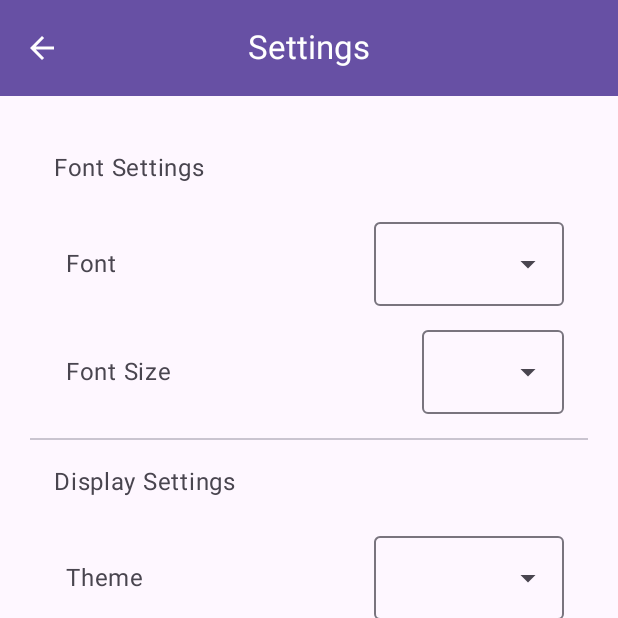
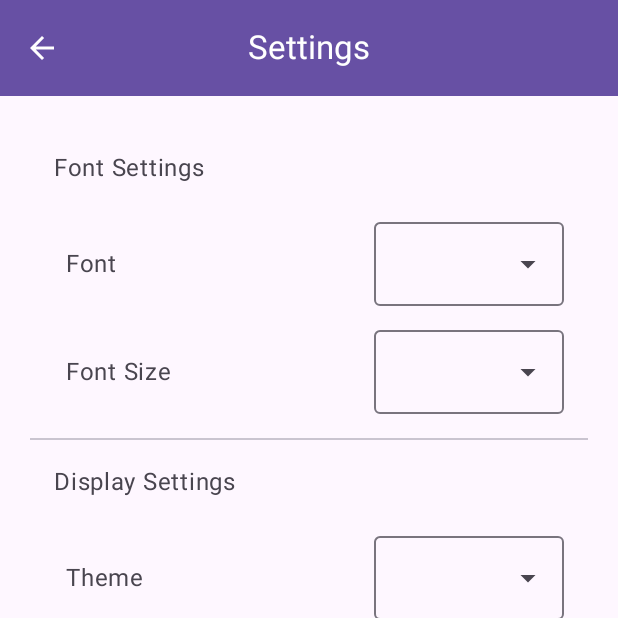
Before and after one commit to Text-Magnification/Android-App, an Android app built with Jetpack Compose: the composable SettingsScreen called with empty values, on a phone screen of 412 x 824 dp, the top half of it. Run offline under Robolectric (Android 15) with nearby library versions, the phone set to English and light mode, and no system bars; 2 statements that could not run were skipped.

Commit message:
Fixed visual bug that led to dropdown overflow on narrow devices

```diff
--- a/TextMag/app/src/main/java/com/example/textmag/ui/SettingsScreen.kt
+++ b/TextMag/app/src/main/java/com/example/textmag/ui/SettingsScreen.kt
@@ -1,10 +1,12 @@
 package com.example.textmag.ui
 
 import android.os.Build
+import androidx.compose.foundation.layout.IntrinsicSize
 import androidx.compose.foundation.layout.Spacer
 import androidx.compose.foundation.layout.fillMaxHeight
 import androidx.compose.foundation.layout.fillMaxWidth
 import androidx.compose.foundation.layout.padding
+import androidx.compose.foundation.layout.width
 import androidx.compose.foundation.lazy.LazyColumn
 import androidx.compose.material.icons.Icons
 import androidx.compose.material.icons.filled.ArrowBack
@@ -134,8 +136,7 @@ fun SettingsScreenBody(
                             selection = curFontSize,
                             updateSelection = onFontSizeDropdownSelection,
                             modifier = Modifier
-                                .fillMaxWidth(fraction = 0.3f)
-                                .fillMaxHeight(fraction = 0.5f)
+                                .fillMaxWidth(0.4f)
                         )
                     },
                     modifier = Modifier.padding(start = settingsItemPadding)
@@ -271,7 +272,9 @@ fun SettingsDropdown(
     ) {
         OutlinedTextField(
             // The `menuAnchor` modifier must be passed to the text field for correctness.
-            modifier = Modifier.menuAnchor(),
+            modifier = Modifier
+                .menuAnchor()
+                .width(IntrinsicSize.Min),
             readOnly = true,
             value = selection,
             onValueChange = {},
@@ -279,10 +282,12 @@ fun SettingsDropdown(
                 ExposedDropdownMenuDefaults.TrailingIcon(expanded = expanded)
             },
             enabled = enabled,
+            singleLine = true,
         )
         ExposedDropdownMenu(
             expanded = expanded,
             onDismissRequest = { expanded = false },
+            modifier = Modifier.width(IntrinsicSize.Min)
         ) {
             options.forEach { selectionOption ->
                 DropdownMenuItem(
```
